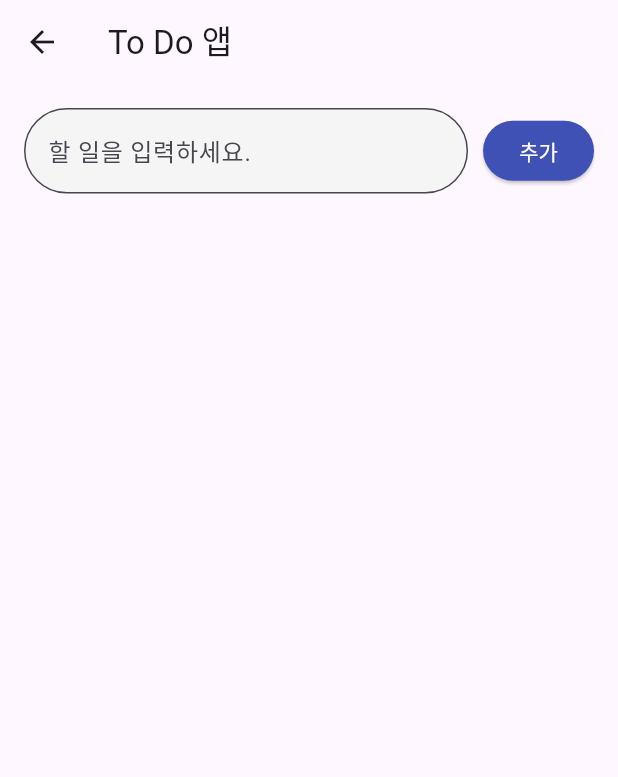
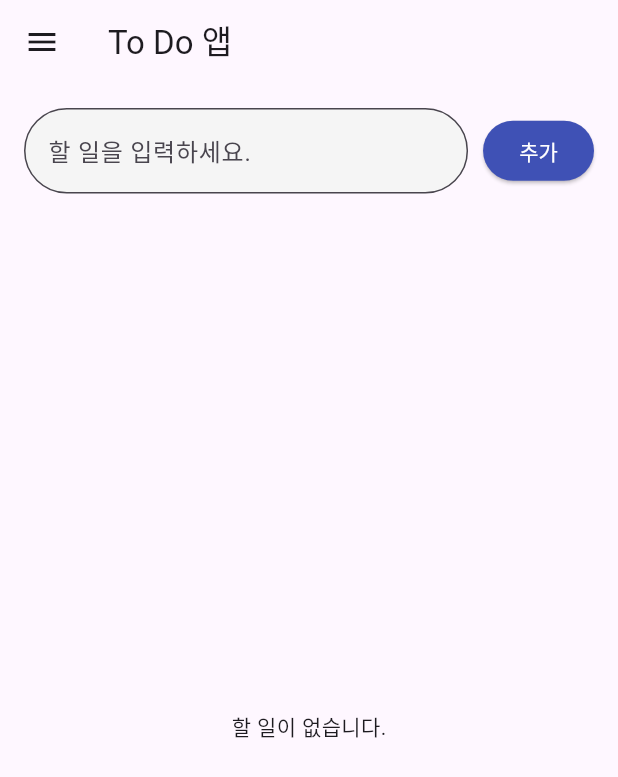
Before and after one commit to parkhyeseong0326/flutter, a Flutter app: the TodoPage screen opened by its route, on a phone screen of 412 x 824 dp. Shown: the top 777 px of the screen. Run offline on Flutter 3.47's test engine with Material 3 defaults, Android fonts, the phone set to English and light mode, and no system bars; our stand-ins replace shared_preferences; accounts and stored records are empty; key blocks and very long unbroken strings in the code were emptied for the run.

```diff
--- a/lib/ToDoPage.dart
+++ /dev/null
@@ -1,58 +0,0 @@
-import 'package:flutter/material.dart';
-
-class TodoPage extends StatefulWidget {
-  const TodoPage({super.key});
-
-  @override
-  State<TodoPage> createState() => _TodoPageState();
-}
-
-class _TodoPageState extends State<TodoPage> {
-
-
-  final List<String> todos = [];
-  final TextEditingController _controller = TextEditingController();
-
-
-
-
-  @override
-  Widget build(BuildContext context) {
-    return Scaffold(
-      appBar: AppBar(
-        title: const Text("To Do 앱"),
-      ),
-      body: Column(
-        children: [
-          Padding(
-            padding: const EdgeInsets.all(16),
-            child: Row(
-              children: [
-                Expanded(
-                    child: TextField(
-                      decoration: InputDecoration(
-                          hintText: "할 일을 입력하세요.",
-                          border: OutlineInputBorder(
-                              borderRadius: BorderRadius.circular(30)
-                          ),
-                          filled: true,
-                          fillColor: Colors.grey[100]
-                      ),
-                    )
-                ),
-                const SizedBox(width: 10),
-                ElevatedButton(
-                    onPressed: () => {},
-                    style: ElevatedButton.styleFrom(
-                        backgroundColor: Colors.indigo,
-                        foregroundColor: Colors.white
-                    ),
-                    child: const Text("추가"))
-              ],
-            ),
-          )
-        ],
-      ),
-    );
-  }
-}
--- a/lib/main.dart
+++ b/lib/main.dart
@@ -7,7 +7,7 @@ import 'package:hello/layout_page.dart';
 import 'package:hello/list_page.dart';
 import 'package:hello/popup_page.dart';
 import 'package:hello/setting_page.dart';
-import 'package:hello/ToDoPage.dart';
+import 'package:hello/todo-page.dart';
 import 'drawer.dart';
 
 void main() {
@@ -27,7 +27,7 @@ class MyApp extends StatelessWidget {
       ),
       initialRoute: "/",
       routes: {
-        '/': (context) => const LayoutPage(),
+        '/': (context) => const TodoPage(),
         '/setting': (context) => const SettingPage(),
         '/popup': (context) => const PopupPage(),
         '/flex': (context) => const FlexPage(),
--- /dev/null
+++ b/lib/todo-page.dart
@@ -0,0 +1,131 @@
+import 'package:flutter/material.dart';
+import 'package:hello/drawer.dart';
+import 'package:shared_preferences/shared_preferences.dart';
+
+class TodoPage extends StatefulWidget {
+  const TodoPage({super.key});
+
+  @override
+  State<TodoPage> createState() => _TodoPageState();
+}
+
+class _TodoPageState extends State<TodoPage> {
+
+
+  final List<String> todos = [];
+  final TextEditingController _controller = TextEditingController();
+
+  @override
+  void initState() {
+    // TODO: implement initState
+    super.initState();
+    _loadTodos();
+  }
+
+  void _loadTodos() async {
+    final prefs = await SharedPreferences.getInstance();
+    final saved = prefs.getStringList("todos");
+    if (saved != null) {
+      setState(() {
+        todos.addAll(saved);
+      });
+    }
+  }
+
+  void _deleteTodo(int index) async {
+    final removed = todos[index];
+    setState(() {
+      todos.removeAt(index);
+    });
+    _saveTodos();
+
+    ScaffoldMessenger.of(context).showSnackBar(
+      SnackBar(content: Text("${removed} 삭제됨"))
+    );
+
+  }
+
+
+
+  void _saveTodos() async {
+    final prefs = await SharedPreferences.getInstance();
+    await prefs.setStringList('todos', todos);
+  }
+
+
+  void _addTodo(String text) {
+    if (text.trim().isEmpty) return;
+
+    setState(() {
+      todos.add(text.trim());
+      _controller.clear();
+    });
+    _saveTodos();
+  }
+
+
+
+
+
+  @override
+  Widget build(BuildContext context) {
+    return Scaffold(
+      appBar: AppBar(
+        title: const Text("To Do 앱"),
+      ),
+      drawer: const MyDrawer(),
+      body: Column(
+        children: [
+          Padding(
+            padding: const EdgeInsets.all(16),
+            child: Row(
+              children: [
+                Expanded(
+                    child: TextField(
+                      controller: _controller,
+                      decoration: InputDecoration(
+                          hintText: "할 일을 입력하세요.",
+                          border: OutlineInputBorder(
+                              borderRadius: BorderRadius.circular(30)
+                          ),
+                          filled: true,
+                          fillColor: Colors.grey[100]
+                      ),
+                    )
+                ),
+                const SizedBox(width: 10),
+                ElevatedButton(
+                    onPressed: () => _addTodo(_controller.text),
+                    style: ElevatedButton.styleFrom(
+                        backgroundColor: Colors.indigo,
+                        foregroundColor: Colors.white
+                    ),
+                    child: const Text("추가")
+                ),
+              ],
+            ),
+          ),
+          Expanded(
+              child: todos.isEmpty
+                  ? const Center(child: Text("할 일이 없습니다."))
+                  : ListView.builder(
+                  itemCount: todos.length,
+                  itemBuilder: (context, index) {
+                    return Card(
+                      margin: const EdgeInsets.symmetric(
+                          horizontal: 16,
+                          vertical: 4
+                      ),
+                      child: ListTile(
+                        title: Text(todos[index]),
+                        onLongPress: () => _deleteTodo(index),
+                      ),
+                    );
+                  }
+              )
+          )
+        ],
+      ),
+    );
+  }
+}
```
